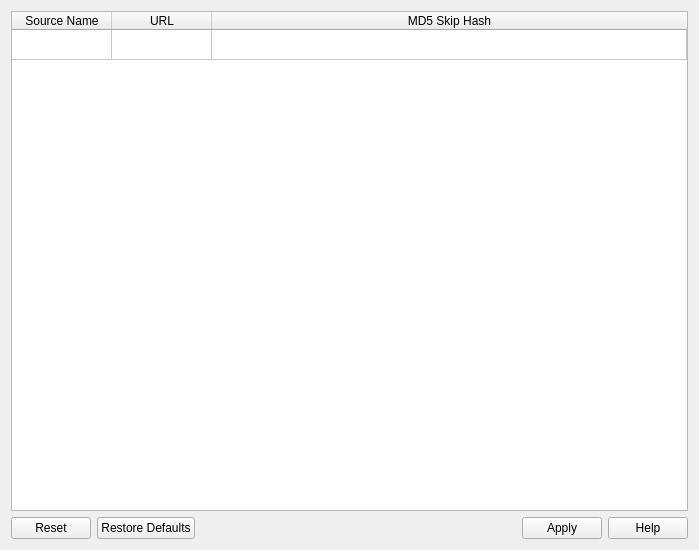
This is src/gui/widgets/audiosourcesettings.ui in ripose-jp/Memento as Qt 5 draws it before an edit. The edited form follows.
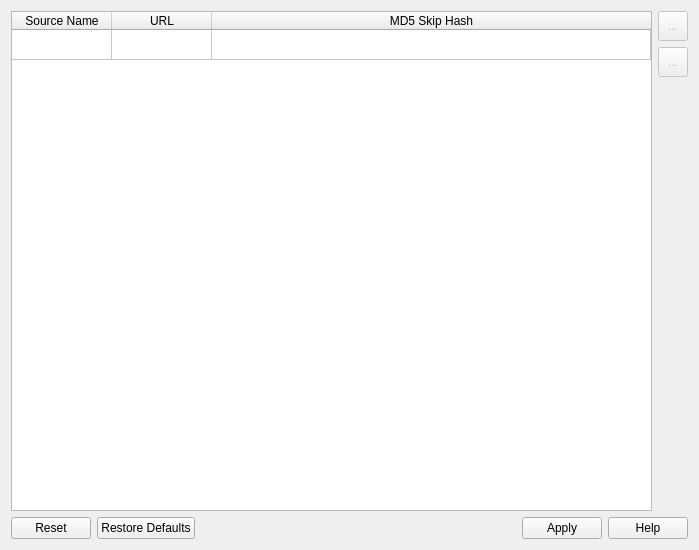
This is the edited form.

Commit message: Adds moving of rows in audio sources

```diff
--- a/src/gui/widgets/audiosourcesettings.ui
+++ b/src/gui/widgets/audiosourcesettings.ui
@@ -13,7 +13,9 @@
   <property name="windowTitle">
    <string>Form</string>
   </property>
-  <layout class="QVBoxLayout" name="verticalLayout">
+  <layout class="QVBoxLayout" name="verticalLayout_2">
+   <item>
+    <layout class="QHBoxLayout" name="layoutTableButtons">
    <item>
     <widget class="QTableWidget" name="table">
      <property name="selectionMode">
@@ -48,6 +50,57 @@
       </property>
      </column>
     </widget>
+     </item>
+     <item>
+      <layout class="QVBoxLayout" name="layoutButtons">
+       <item>
+        <widget class="QToolButton" name="buttonUp">
+         <property name="enabled">
+          <bool>false</bool>
+         </property>
+         <property name="minimumSize">
+          <size>
+           <width>30</width>
+           <height>30</height>
+          </size>
+         </property>
+         <property name="text">
+          <string>...</string>
+         </property>
+        </widget>
+       </item>
+       <item>
+        <widget class="QToolButton" name="buttonDown">
+         <property name="enabled">
+          <bool>false</bool>
+         </property>
+         <property name="minimumSize">
+          <size>
+           <width>30</width>
+           <height>30</height>
+          </size>
+         </property>
+         <property name="text">
+          <string>...</string>
+         </property>
+        </widget>
+       </item>
+       <item>
+        <spacer name="spacerButtons">
+         <property name="orientation">
+          <enum>Qt::Vertical</enum>
+         </property>
+         <property name="sizeHint" stdset="0">
+          <size>
+           <width>20</width>
+           <height>40</height>
+          </size>
+         </property>
+        </spacer>
+       </item>
+      </layout>
+     </item>
+    </layout>
    </item>
    <item>
     <widget class="QDialogButtonBox" name="buttonBox">
```
Lines whose indentation alone changed are shown as unchanged. The commit also changes 2 other files.
